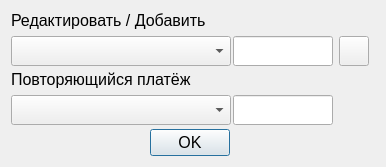
Qt form hifive/CHMV/RGR/incomesexpenses.ui (MangriMen/SibSUTIS5semester) before a commit.
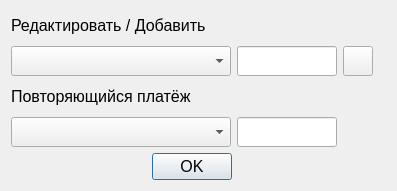
The same form after that commit. Icons and pictures are not drawn. Custom widgets are drawn as their Qt base class.

What changed in the file:
```diff
--- a/hifive/CHMV/RGR/incomesexpenses.ui
+++ b/hifive/CHMV/RGR/incomesexpenses.ui
@@ -6,20 +6,20 @@
    <rect>
     <x>0</x>
     <y>0</y>
-    <width>386</width>
-    <height>167</height>
+    <width>397</width>
+    <height>191</height>
    </rect>
   </property>
   <property name="minimumSize">
    <size>
-    <width>386</width>
-    <height>167</height>
+    <width>397</width>
+    <height>191</height>
    </size>
   </property>
   <property name="maximumSize">
    <size>
-    <width>386</width>
-    <height>167</height>
+    <width>397</width>
+    <height>191</height>
    </size>
   </property>
   <layout class="QGridLayout" name="gridLayout_2">
@@ -192,18 +192,6 @@
      </property>
     </widget>
    </item>
-   <item row="4" column="0">
-    <widget class="QLabel" name="lblRecurringPayment">
-     <property name="font">
-      <font>
-       <pointsize>12</pointsize>
-      </font>
-     </property>
-     <property name="text">
-      <string>Повторяющийся платёж</string>
-     </property>
-    </widget>
-   </item>
    <item row="7" column="0" colspan="3">
     <widget class="QDialogButtonBox" name="buttonBox">
      <property name="font">
@@ -222,6 +210,18 @@
      </property>
     </widget>
    </item>
+   <item row="4" column="0" colspan="3">
+    <widget class="QLabel" name="lblRecurringPayment">
+     <property name="font">
+      <font>
+       <pointsize>12</pointsize>
+      </font>
+     </property>
+     <property name="text">
+      <string>Повторяющийся платёж</string>
+     </property>
+    </widget>
+   </item>
   </layout>
  </widget>
  <customwidgets>
```
